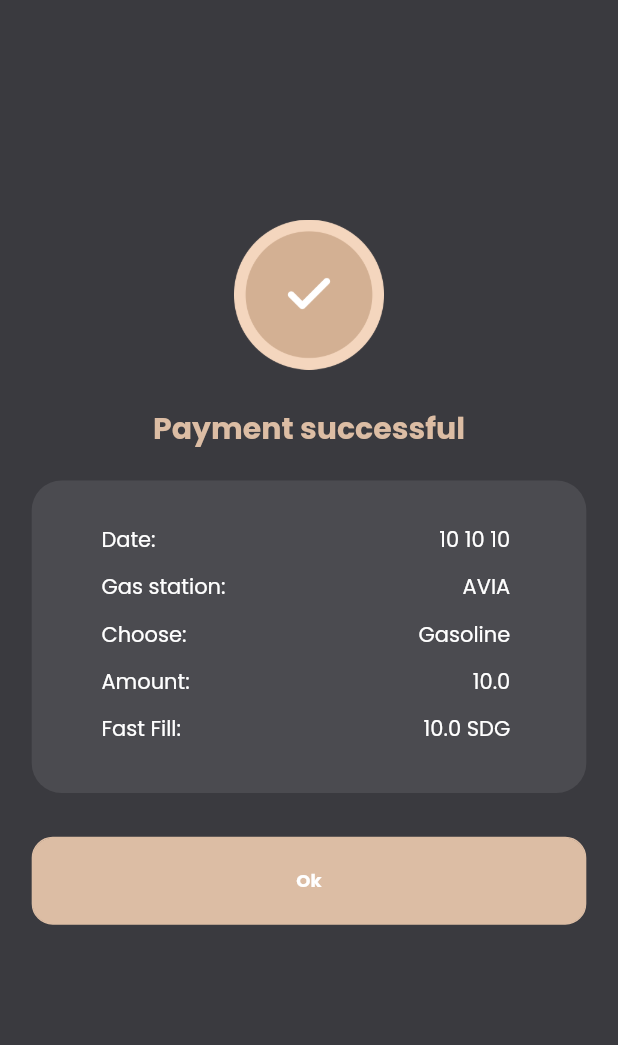
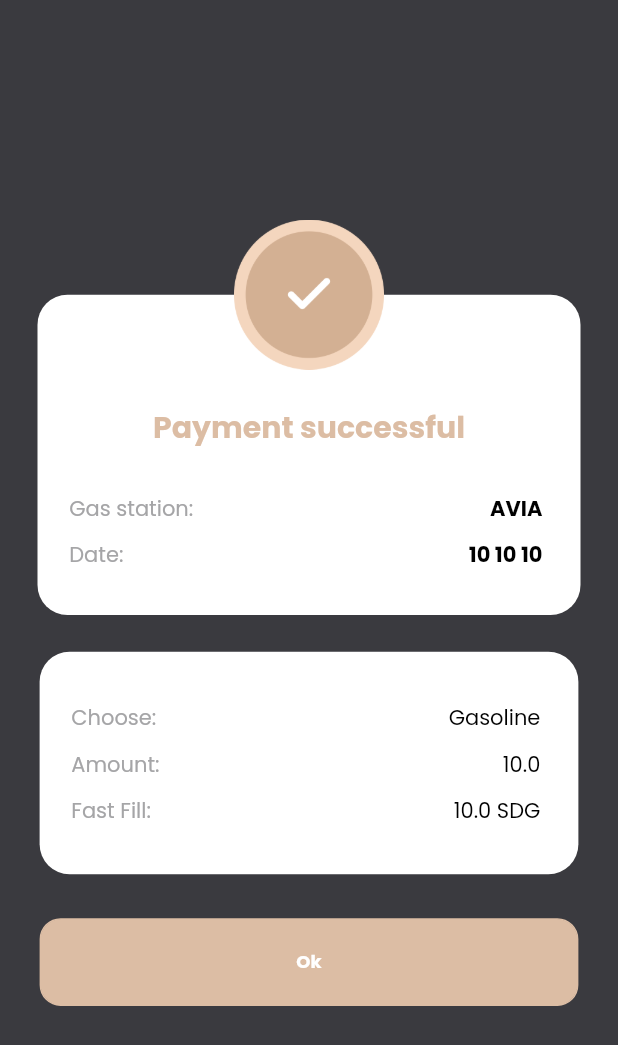
Before and after one commit to yazanallahham123/fastfill_flutter_app, a Flutter app: the PaymentResultPage screen opened by its route, on a phone screen of 412 x 824 dp. Shown: the top 1045 px of the screen. Run offline on Flutter 3.47's test engine with Material 2 defaults, Android fonts, the phone set to English and light mode, and no system bars; our stand-ins replace bloc, dio, equatable, firebase_auth, firebase_core, firebase_messaging and 11 more; accounts and stored records are empty; generated files the repository leaves out were written again.

Commit message:
Added modifications based on Shibli Reqs

```diff
--- a/lib/common_widgets/app_widgets/back_button_widget.dart
+++ b/lib/common_widgets/app_widgets/back_button_widget.dart
@@ -16,7 +16,7 @@ class BackButtonWidget extends StatelessWidget{
       child: Container(
           alignment: Alignment.topLeft,
           height: SizeConfig().h(50),
-          width: SizeConfig().h(50),
+          width: SizeConfig().w(50),
           margin: EdgeInsets.symmetric(
               horizontal: SizeConfig().w(12),
               vertical: SizeConfig().h(55)),
--- a/lib/common_widgets/custom_app_bar/home_appbar_widget.dart
+++ b/lib/common_widgets/custom_app_bar/home_appbar_widget.dart
@@ -22,7 +22,7 @@ class HomeAppBarWidget extends StatelessWidget implements PreferredSizeWidget {
         elevation: 0,
         backgroundColor: backgroundColor1,
         title:
-      Row(
+      Padding(child: Row(
         mainAxisAlignment: MainAxisAlignment.spaceBetween,
         children: [
           //InkWell(
@@ -95,7 +95,7 @@ class HomeAppBarWidget extends StatelessWidget implements PreferredSizeWidget {
                   width: SizeConfig().w(50),
                 )),
           )
-      ],)
+      ],), padding: EdgeInsetsDirectional.fromSTEB(0, 22, 0, 0),)
       ,
     );
   }
--- a/lib/ui/home/home_tab_page.dart
+++ b/lib/ui/home/home_tab_page.dart
@@ -200,8 +200,8 @@ class _BuildUI extends StatelessWidget {
                               },
                               controller: searchController,
                               hintText: translate("labels.stationNumber"),
-                              textInputType: TextInputType.number,
-                              textInputAction: TextInputAction.done),
+                              textInputType: TextInputType.name,
+                              textInputAction: TextInputAction.search),
                           padding: EdgeInsetsDirectional.only(
                               start: SizeConfig().w(30),
                               end: SizeConfig().w(30),
--- a/lib/ui/home/notifications_tab_page.dart
+++ b/lib/ui/home/notifications_tab_page.dart
@@ -165,7 +165,7 @@ class _BuildUI extends StatelessWidget {
 
                               ],), padding: EdgeInsetsDirectional.fromSTEB(20, 0, 10, 0)),),
                         ],)
-                    ],)],)), padding: EdgeInsetsDirectional.fromSTEB(30, 10, 20, 10),)
+                    ],)],)), padding: EdgeInsetsDirectional.fromSTEB(20, 0, 20, 10),)
                 ).toList(),),padding: EdgeInsetsDirectional.fromSTEB(0, 20, 0, 0),) :
 
                     Container(
--- a/lib/ui/station/payment_result_page.dart
+++ b/lib/ui/station/payment_result_page.dart
@@ -33,6 +33,52 @@ class PaymentResultPage extends StatelessWidget {
               children: [
             Padding(padding: EdgeInsetsDirectional.fromSTEB(0, SizeConfig().h(150), 0, 0),child:
               Column(children: [
+                Stack(children: [
+
+
+                  Container(
+                    decoration:
+                    BoxDecoration(color: Colors.white, borderRadius: radiusAll20),
+                    margin: EdgeInsetsDirectional.fromSTEB(25, 50, 25, 0),
+                    child: Column(children: [
+                    Align(
+                      child: Padding(
+                          child: Text(
+                            (paymentResultBody.status) ?
+                            translate("labels.successPayment") : translate("labels.failedPayment"),
+                            style: TextStyle(
+                                fontWeight: FontWeight.bold,
+                                fontSize: 20,
+                                color: buttonColor1),
+                          ),
+                          padding: EdgeInsetsDirectional.only(
+                            top: SizeConfig().h(75),
+                            start: SizeConfig().w(25),
+                            end: SizeConfig().w(25),
+                          )),
+                      alignment: AlignmentDirectional.topCenter,
+                    ),
+
+                      Padding(child:
+                      Row(
+                        mainAxisAlignment: MainAxisAlignment.spaceBetween,
+                        children: [
+                          Text(translate("labels.gasStation")+":", style: TextStyle(color: textColor2, fontSize: 14),),
+                          Text(paymentResultBody.stationName, style: TextStyle(color: Colors.black, fontWeight: FontWeight.bold, fontSize: 14),),
+                        ],)
+                        ,padding: EdgeInsetsDirectional.fromSTEB(SizeConfig().w(20), SizeConfig().h(30), SizeConfig().w(24), SizeConfig().h(10)),),
+
+                      Padding(child:
+                      Row(
+                        mainAxisAlignment: MainAxisAlignment.spaceBetween,
+                        children: [
+                          Text(translate("labels.date")+":", style: TextStyle(color: textColor2, fontSize: 14),),
+                          Text(paymentResultBody.date, style: TextStyle(color: Colors.black, fontWeight: FontWeight.bold, fontSize: 14),),
+                        ],)
+                        ,padding: EdgeInsetsDirectional.fromSTEB(SizeConfig().w(20), SizeConfig().h(0), SizeConfig().w(24), SizeConfig().h(30)),),
+
+                    ],),)
+                  ,
                   Align(
                     child: Padding(
                         child: Image(image: AssetImage(
@@ -46,75 +92,45 @@ class PaymentResultPage extends StatelessWidget {
                         )),
                     alignment: AlignmentDirectional.topCenter,
                   ),
+                ],),
 
-                Align(
-                  child: Padding(
-                      child: Text(
-                        (paymentResultBody.status) ?
-                        translate("labels.successPayment") : translate("labels.failedPayment"),
-                        style: TextStyle(
-                            fontWeight: FontWeight.bold,
-                            fontSize: 20,
-                            color: buttonColor1),
-                      ),
-                      padding: EdgeInsetsDirectional.only(
-                        start: SizeConfig().w(25),
-                        end: SizeConfig().w(25),
-                      )),
-                  alignment: AlignmentDirectional.topCenter,
-                ),
+
+
             Container(
                 width: MediaQuery.of(context).size.width,
-            margin: EdgeInsetsDirectional. only(top: SizeConfig().h(20), start: SizeConfig().w(20), end: SizeConfig().w(20)),
-            padding: EdgeInsets.symmetric(horizontal: SizeConfig().w(24)),
+            margin: EdgeInsetsDirectional. only(top: SizeConfig().h(25), start: SizeConfig().w(25), end: SizeConfig().w(25)),
+
             decoration:
-            BoxDecoration(color: backgroundColor3, borderRadius: radiusAll20),
+            BoxDecoration(color: Colors.white, borderRadius: radiusAll20),
             child: Column(
 
               children: [
-                Padding(child:
-                Row(
-                  mainAxisAlignment: MainAxisAlignment.spaceBetween,
-                  children: [
-                  Text(translate("labels.date")+":", style: TextStyle(color: Colors.white, fontSize: 14),),
-                    Text(paymentResultBody.date, style: TextStyle(color: Colors.white, fontSize: 14),),
-                ],)
-                  ,padding: EdgeInsetsDirectional.fromSTEB(SizeConfig().w(20), SizeConfig().h(30), SizeConfig().w(24), SizeConfig().w(10)),),
 
                 Padding(child:
                 Row(
                   mainAxisAlignment: MainAxisAlignment.spaceBetween,
                   children: [
-                    Text(translate("labels.gasStation")+":", style: TextStyle(color: Colors.white, fontSize: 14),),
-                    Text(paymentResultBody.stationName, style: TextStyle(color: Colors.white, fontSize: 14),),
+                    Text(translate("labels.choose")+":", style: TextStyle(color: textColor2, fontSize: 14),),
+                    Text(paymentResultBody.fuelType, style: TextStyle(color: Colors.black, fontSize: 14),),
                   ],)
-                  ,padding: EdgeInsetsDirectional.fromSTEB(SizeConfig().w(20), SizeConfig().h(0), SizeConfig().w(24), SizeConfig().w(10)),),
-
-                Padding(child:
-                Row(
-                  mainAxisAlignment: MainAxisAlignment.spaceBetween,
-                  children: [
-                    Text(translate("labels.choose")+":", style: TextStyle(color: Colors.white, fontSize: 14),),
-                    Text(paymentResultBody.fuelType, style: TextStyle(color: Colors.white, fontSize: 14),),
-                  ],)
-                  ,padding: EdgeInsetsDirectional.fromSTEB(SizeConfig().w(20), SizeConfig().h(0), SizeConfig().w(24), SizeConfig().w(10)),),
+                  ,padding: EdgeInsetsDirectional.fromSTEB(SizeConfig().w(20), SizeConfig().h(35), SizeConfig().w(24), SizeConfig().h(10)),),
 
 
                 Padding(child:
                 Row(
                   mainAxisAlignment: MainAxisAlignment.spaceBetween,
                   children: [
-                    Text(translate("labels.amount")+":", style: TextStyle(color: Colors.white, fontSize: 14),),
-                    Text(paymentResultBody.amount.toString(), style: TextStyle(color: Colors.white, fontSize: 14),),
+                    Text(translate("labels.amount")+":", style: TextStyle(color: textColor2, fontSize: 14),),
+                    Text(paymentResultBody.amount.toString(), style: TextStyle(color: Colors.black, fontSize: 14),),
                   ],)
-                  ,padding: EdgeInsetsDirectional.fromSTEB(SizeConfig().w(20), SizeConfig().h(0), SizeConfig().w(24), SizeConfig().w(10)),),
+                  ,padding: EdgeInsetsDirectional.fromSTEB(SizeConfig().w(20), SizeConfig().h(0), SizeConfig().w(24), SizeConfig().h(10)),),
 
                 Padding(child:
                 Row(
                   mainAxisAlignment: MainAxisAlignment.spaceBetween,
                   children: [
-                    Text(translate("labels.fastfill")+":", style: TextStyle(color: Colors.white, fontSize: 14),),
-                    Text(paymentResultBody.value.toString()+" "+translate("labels.sdg"), style: TextStyle(color: Colors.white, fontSize: 14),),
+                    Text(translate("labels.fastfill")+":", style: TextStyle(color: textColor2, fontSize: 14),),
+                    Text(paymentResultBody.value.toString()+" "+translate("labels.sdg"), style: TextStyle(color: Colors.black, fontSize: 14),),
                   ],)
                   ,padding: EdgeInsetsDirectional.fromSTEB(SizeConfig().w(20), SizeConfig().h(0), SizeConfig().w(24), SizeConfig().w(30)),),
 
@@ -126,8 +142,8 @@ class PaymentResultPage extends StatelessWidget {
 
                 Padding(
                     padding: EdgeInsetsDirectional.only(
-                        start: SizeConfig().w(20),
-                        end: SizeConfig().w(20),
+                        start: SizeConfig().w(25),
+                        end: SizeConfig().w(25),
                         top: SizeConfig().h(30), bottom: SizeConfig().h(35)),
                     child: CustomButton(
                         fontSize: 12,
--- a/lib/ui/station/purchase_page.dart
+++ b/lib/ui/station/purchase_page.dart
@@ -8,6 +8,7 @@ import 'package:fastfill/bloc/station/bloc.dart';
 import 'package:fastfill/bloc/station/state.dart';
 import 'package:fastfill/common_widgets/app_widgets/back_button_widget.dart';
 import 'package:fastfill/common_widgets/app_widgets/custom_loading.dart';
+import 'package:fastfill/common_widgets/app_widgets/favorite_button.dart';
 import 'package:fastfill/common_widgets/buttons/custom_button.dart';
 import 'package:fastfill/common_widgets/custom_text_field_widgets/custom_textfield_widget.dart';
 import 'package:fastfill/common_widgets/custom_text_field_widgets/methods.dart';
@@ -338,7 +339,9 @@ class _BuildUI extends State<BuildUI> {
 
               ],),),
 
-            BackButtonWidget(context)
+                BackButtonWidget(context),
+                Align(child: FavoriteButtonWidget(context), alignment: AlignmentDirectional.topEnd),
+
               ],)
             ),
         );
--- a/pubspec.yaml
+++ b/pubspec.yaml
@@ -53,6 +53,7 @@ dependencies:
   otp_text_field: ^1.1.1
   firebase_auth: ^3.3.5
   image_picker: ^0.8.4+5
+  get: ^4.6.1
 
 dev_dependencies:
   flutter_test:
```
Also changed, not shown: lib/common_widgets/app_widgets/favorite_button.dart (added, +28 -0 lines), lib/main.dart (+22 -8 lines), lib/ui/auth/login_page.dart (+81 -30 lines), lib/ui/auth/signup_page.dart (+63 -37 lines), lib/ui/home/transactions_tab_page.dart (+5 -5 lines), lib/ui/language/language_page.dart (+7 -2 lines), assets/favorite.png (added), assets/not_favorite.png (added), lib/firebase_options.dart (added), pubspec.lock, 10 other files. Lines whose indentation alone changed are shown as unchanged.
